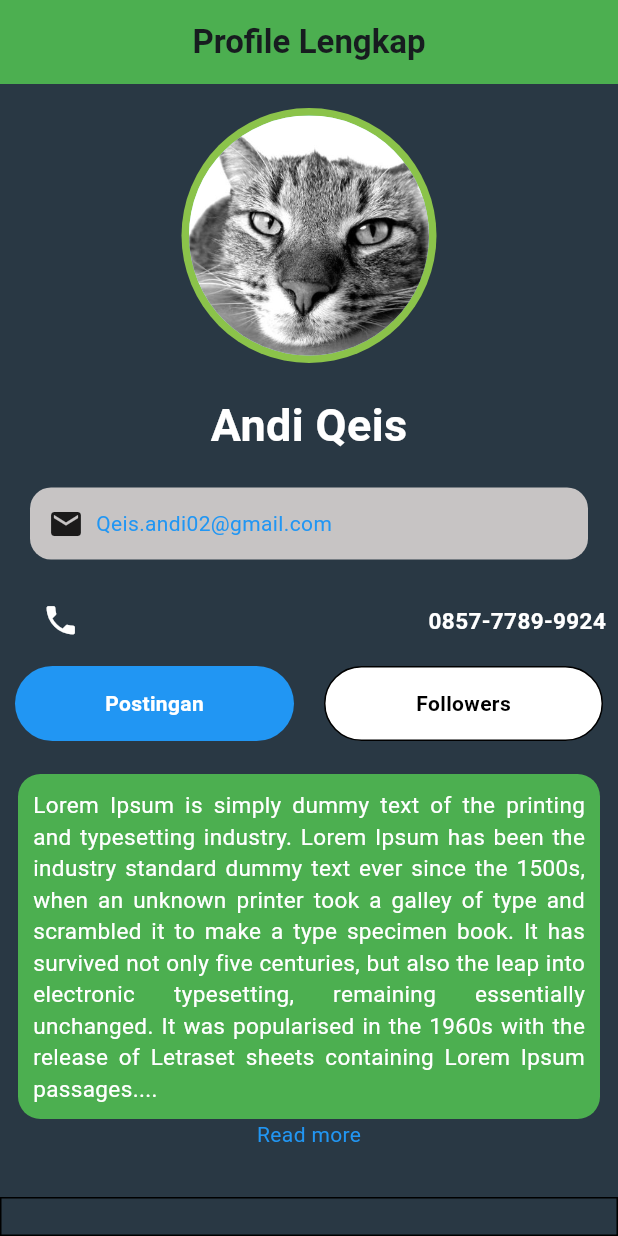
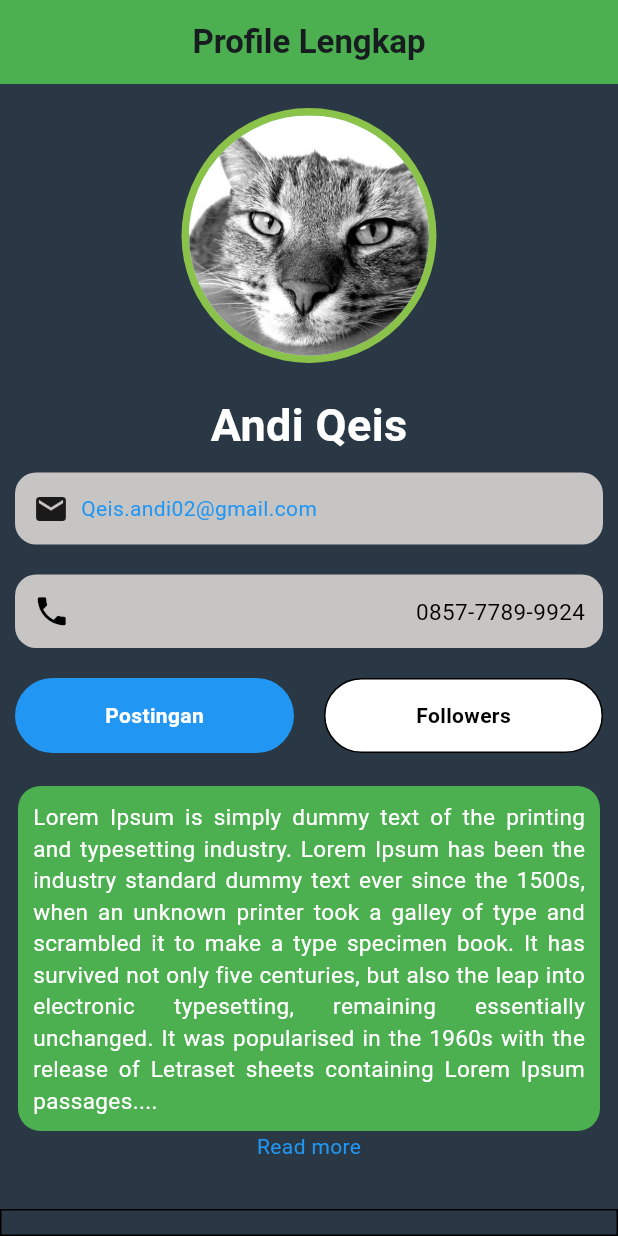
Before and after one commit to qeisandi/andippkd_mpro_b2, a Flutter app: the screen it shows after launch, on a phone screen of 412 x 824 dp. Run offline on Flutter 3.47's test engine with Material 3 defaults, Android fonts, the phone set to English and light mode, and no system bars.

Commit message:
tugas 2 flutter

```diff
--- a/lib/meet_dua/tugas_dua_flutter.dart
+++ b/lib/meet_dua/tugas_dua_flutter.dart
@@ -45,7 +45,7 @@ class MeetDua extends StatelessWidget {
           ),
           Container(
             padding: const EdgeInsets.all(12.0),
-            margin: EdgeInsets.all(20),
+            margin: EdgeInsets.all(10),
             width: double.infinity,
             decoration: BoxDecoration(
               color: const Color.fromARGB(255, 199, 196, 196),
@@ -67,21 +67,33 @@ class MeetDua extends StatelessWidget {
             ),
           ),
           Padding(
-            padding: const EdgeInsets.all(8.0),
+            padding: const EdgeInsets.all(0),
+            child: Container(
+              padding: const EdgeInsets.all(12.0),
+              margin: EdgeInsets.all(10),
+              width: double.infinity,
+              decoration: BoxDecoration(
+                color: const Color.fromARGB(255, 199, 196, 196),
+                borderRadius: BorderRadius.all(Radius.circular(14)),
+              ),
               child: Row(
                 children: [
-                Padding(padding: const EdgeInsets.all(10.0)),
-                Icon(Icons.phone, size: 25, color: Colors.white),
+                  Padding(padding: const EdgeInsets.all(0)),
+                  Icon(
+                    Icons.phone,
+                    size: 25,
+                    color: const Color.fromARGB(255, 0, 0, 0),
+                  ),
                   Spacer(),
                   Text(
                     '0857-7789-9924',
                     style: TextStyle(
                       fontSize: 15,
-                    fontWeight: FontWeight.bold,
-                    color: Colors.white,
+                      color: const Color.fromARGB(255, 0, 0, 0),
                     ),
                   ),
                 ],
+              ),
             ),
           ),
           Row(
```
Lines whose indentation alone changed are shown as unchanged.
